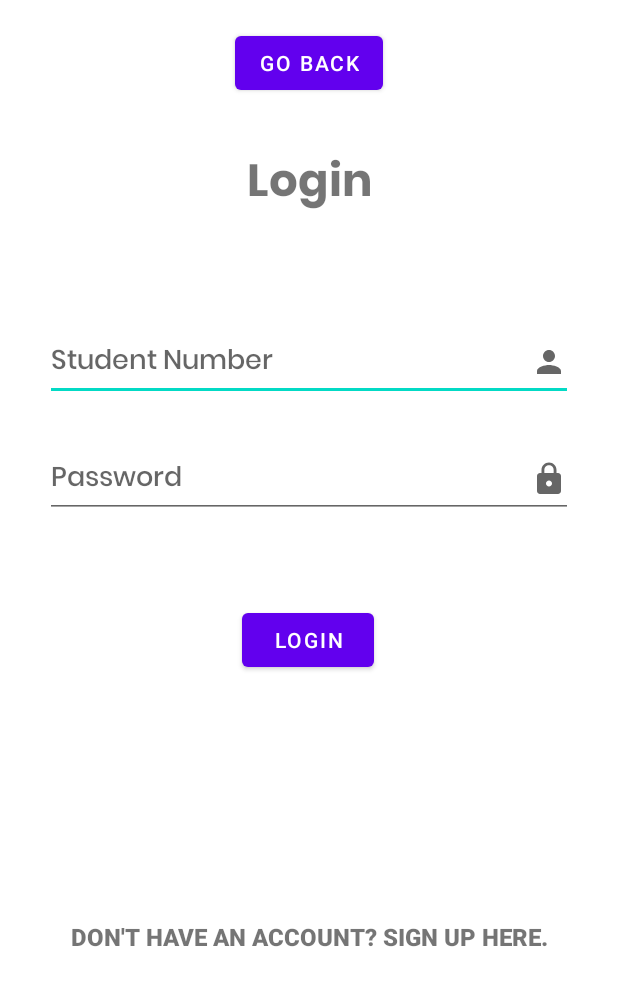
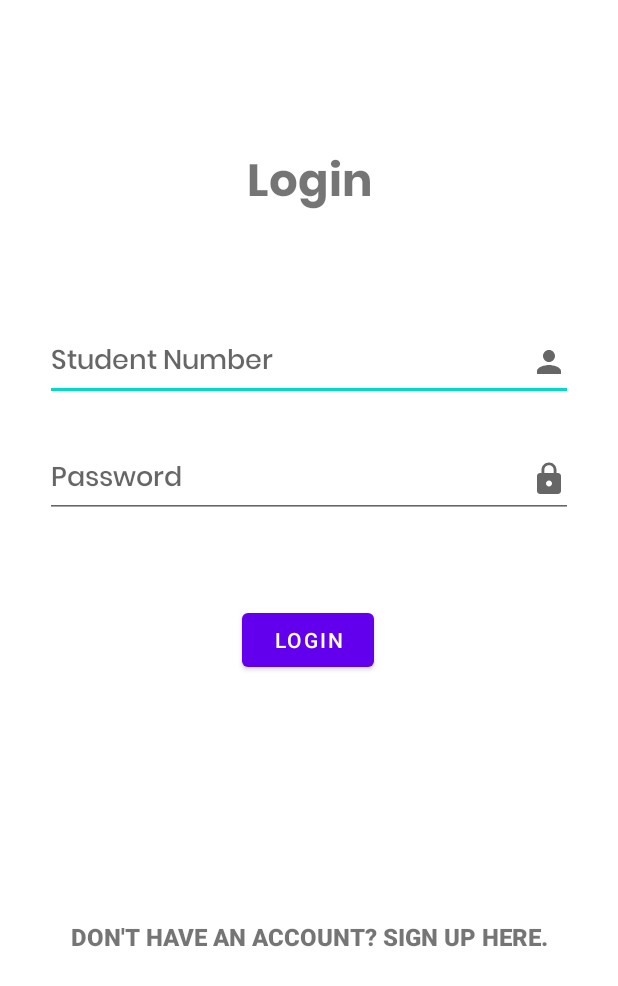
Before and after one commit to Thembanator1/MCCourseForum, an Android app: the screen it shows after launch (Login), on a phone screen of 412 x 824 dp. Shown: the top 986 px of the screen. Run offline under Robolectric (Android 15) with nearby library versions, the phone set to English and light mode, and no system bars.

Commit message:
answerUpvote&downVote should work if your buttons appear properly

```diff
--- a/app/src/main/java/com/example/mccourseforum/QuestionsDisplay.java
+++ b/app/src/main/java/com/example/mccourseforum/QuestionsDisplay.java
@@ -81,6 +81,9 @@ public class QuestionsDisplay extends AppCompatActivity {
             ql.populate(jo);
             String q= ql.Ques;
             String qID = ql.Qid;
+            int upNum = Integer.parseInt(ql.upvotesNum);
+            int downNum = Integer.parseInt(ql.downvotesNum);
+            String tot = String.valueOf(upNum - downNum);
             if(i % 2==0){
                 ql.setBackgroundColor(Color.parseColor("#FF0000"));
             }
@@ -92,6 +95,7 @@ public class QuestionsDisplay extends AppCompatActivity {
                     i.putExtra("Question",q);
                     i.putExtra("loggedUser",loggedIn);
                     i.putExtra("qID", qID);
+                    i.putExtra("totVotes",tot);
                     startActivity(i);
 
                 }
--- a/app/src/main/java/com/example/mccourseforum/questionsLayout.java
+++ b/app/src/main/java/com/example/mccourseforum/questionsLayout.java
@@ -10,6 +10,8 @@ import org.json.JSONObject;
 public class questionsLayout extends LinearLayout {
     String Ques ;
     String Qid;
+    String upvotesNum;
+    String downvotesNum;
     TextView question;
     TextView postedBy;
     TextView upvotes;
@@ -42,8 +44,10 @@ public class questionsLayout extends LinearLayout {
         String name = "Posted by " + jo.getString("Fname") +" " + jo.getString("Lname");
         postedBy.setText(name);
         String up = jo.getString("upvotes") + " up votes";
+        upvotesNum = jo.getString("upvotes");
         upvotes.setText(up);
         String down = jo.getString("downvotes") + " down votes";
+        downvotesNum = jo.getString("downvotes");
         downvotes.setText(down);
     }
 
--- a/app/src/main/res/layout/activity_login.xml
+++ b/app/src/main/res/layout/activity_login.xml
@@ -67,18 +67,6 @@
         app:layout_constraintTop_toBottomOf="@+id/logPass"
         app:layout_constraintVertical_bias="0.133" />
 
-    <Button
-        android:id="@+id/lBack"
-        android:layout_width="wrap_content"
-        android:layout_height="wrap_content"
-        android:text="Go Back"
-        android:onClick="goBackLog"
-        app:layout_constraintBottom_toBottomOf="parent"
-        app:layout_constraintEnd_toEndOf="parent"
-        app:layout_constraintStart_toStartOf="parent"
-        app:layout_constraintTop_toTopOf="parent"
-        app:layout_constraintVertical_bias="0.023" />
-
     <TextView
         android:id="@+id/textView2"
         android:layout_width="wrap_content"
```
Also changed, not shown: app/src/main/java/com/example/mccourseforum/Login.java (+0 -8 lines), app/src/main/java/com/example/mccourseforum/PostAnswer.java (+22 -3 lines).
